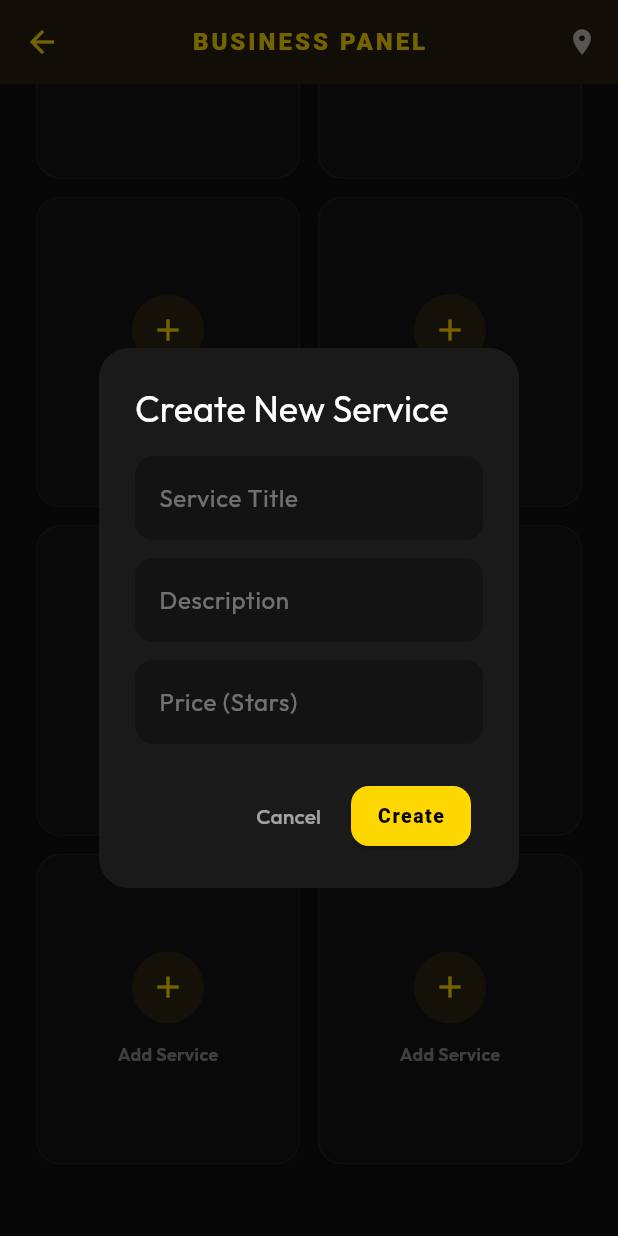
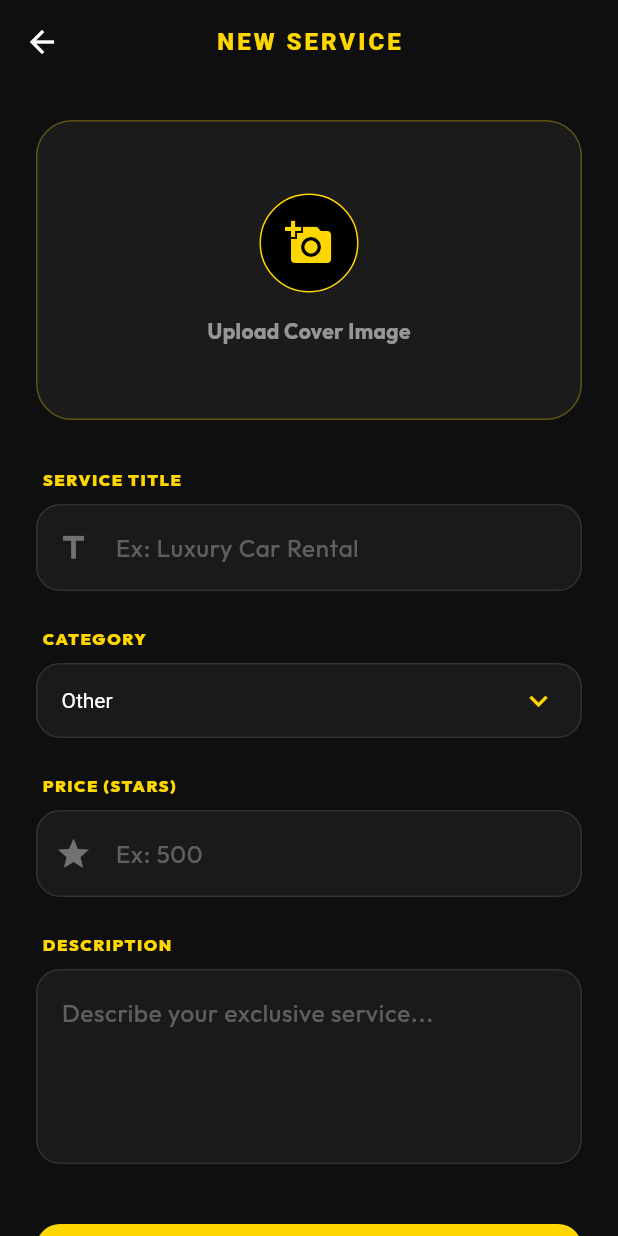
Before and after one commit to Sher1978/sarafun-app, a Flutter app: the MasterDashboardScreen screen opened by its route, scrolled down 1046 dp, after a tap on "Add Service", on a phone screen of 412 x 824 dp. Run offline on Flutter 3.47's test engine with Material 3 defaults, Android fonts, the phone set to English and light mode, and no system bars; our stand-ins replace cloud_firestore, cloud_functions, equatable, firebase_auth, firebase_core, firebase_storage and 11 more; missing offline and left inert: mobile_scanner, telegram_web_app; accounts and stored records are empty; statements that could not run were skipped.

Commit message:
feat(ui): Sprint 10 - Visual Refinements, Scanner Fix & Add Service Screen

```diff
--- a/lib/router.dart
+++ b/lib/router.dart
@@ -25,6 +25,7 @@ import 'package:sara_fun/core/providers.dart';
 import 'package:sara_fun/screens/common/chat_list_screen.dart';
 import 'package:sara_fun/screens/common/chat_screen.dart';
 import 'package:sara_fun/screens/business/leads_screen.dart';
+import 'package:sara_fun/screens/business/add_service_screen.dart';
 
 // Dummy user for MVP demo
 const dummyClient = AppUser(
@@ -182,6 +183,10 @@ final routerProvider = Provider<GoRouter>((ref) {
             // Wait, WalletScreen is for client?
             // Better to make a placeholder or reuse HistoryScreen if possible.
           ),
+          GoRoute(
+            path: 'add-service',
+            builder: (context, state) => const AddServiceScreen(),
+          ),
         ],
       ),
       GoRoute(
--- /dev/null
+++ b/lib/screens/business/add_service_screen.dart
@@ -0,0 +1,229 @@
+import 'package:flutter/material.dart';
+import 'package:flutter_riverpod/flutter_riverpod.dart';
+import 'package:gap/gap.dart';
+import 'package:go_router/go_router.dart';
+import 'package:sara_fun/core/theme/app_theme.dart';
+import 'package:sara_fun/core/providers.dart';
+import 'package:sara_fun/models/service_card_model.dart';
+
+class AddServiceScreen extends ConsumerStatefulWidget {
+  const AddServiceScreen({super.key});
+
+  @override
+  ConsumerState<AddServiceScreen> createState() => _AddServiceScreenState();
+}
+
+class _AddServiceScreenState extends ConsumerState<AddServiceScreen> {
+  final _formKey = GlobalKey<FormState>();
+  final _titleController = TextEditingController();
+  final _descController = TextEditingController();
+  final _priceController = TextEditingController();
+  String _selectedCategory = 'Other';
+
+  // Future expansion: Image Picker
+  // File? _selectedImage;
+
+  bool _isLoading = false;
+
+  final List<String> _categories = ['Cars', 'Health', 'Beauty', 'Events', 'Other'];
+
+  @override
+  void dispose() {
+    _titleController.dispose();
+    _descController.dispose();
+    _priceController.dispose();
+    super.dispose();
+  }
+
+  Future<void> _submitService() async {
+    if (!_formKey.currentState!.validate()) return;
+
+    setState(() => _isLoading = true);
+
+    try {
+      final user = ref.read(currentUserProvider).value;
+      if (user == null) {
+        throw Exception("User not logged in");
+      }
+
+      final int? price = int.tryParse(_priceController.text);
+      if (price == null) throw Exception("Invalid price");
+
+      final newService = ServiceCard(
+        masterId: user.uid,
+        title: _titleController.text.trim(),
+        description: _descController.text.trim(),
+        priceStars: price,
+        category: _selectedCategory,
+        mediaUrls: [], // TODO: Add Image upload logic
+        isActive: true,
+      );
+
+      final firebaseService = ref.read(firebaseServiceProvider);
+      await firebaseService.createServiceCard(newService);
+
+      if (mounted) {
+        context.pop(); // Go back to dashboard
+        ScaffoldMessenger.of(context).showSnackBar(
+          const SnackBar(content: Text("Service Created Successfully!", style: TextStyle(color: Colors.black)), backgroundColor: AppTheme.primaryGold),
+        );
+      }
+    } catch (e) {
+      if (mounted) {
+         ScaffoldMessenger.of(context).showSnackBar(
+          SnackBar(content: Text("Error: $e"), backgroundColor: Colors.red),
+        );
+      }
+    } finally {
+      if (mounted) setState(() => _isLoading = false);
+    }
+  }
+
+  @override
+  Widget build(BuildContext context) {
+    return Scaffold(
+      backgroundColor: AppTheme.deepBlack,
+      appBar: AppBar(
+        title: const Text("NEW SERVICE", style: TextStyle(color: AppTheme.primaryGold, fontWeight: FontWeight.w900, letterSpacing: 2, fontSize: 16)),
+        backgroundColor: Colors.transparent,
+        elevation: 0,
+        leading: const BackButton(color: Colors.white),
+      ),
+      body: SingleChildScrollView(
+        padding: const EdgeInsets.all(24),
+        child: Form(
+          key: _formKey,
+          child: Column(
+            crossAxisAlignment: CrossAxisAlignment.start,
+            children: [
+              _buildImagePlaceholder(),
+              const Gap(32),
+
+              _buildLabel("SERVICE TITLE"),
+              _buildTextField(controller: _titleController, hint: "Ex: Luxury Car Rental", icon: Icons.title),
+
+              const Gap(24),
+              _buildLabel("CATEGORY"),
+              _buildCategoryDropdown(),
+
+              const Gap(24),
+              _buildLabel("PRICE (STARS)"),
+              _buildTextField(controller: _priceController, hint: "Ex: 500", icon: Icons.star, isNumber: true),
+
+              const Gap(24),
+              _buildLabel("DESCRIPTION"),
+              _buildTextField(controller: _descController, hint: "Describe your exclusive service...", maxLines: 4),
+
+              const Gap(40),
+              SizedBox(
+                width: double.infinity,
+                child: ElevatedButton(
+                  onPressed: _isLoading ? null : _submitService,
+                  style: ElevatedButton.styleFrom(
+                    backgroundColor: AppTheme.primaryGold,
+                    foregroundColor: Colors.black,
+                    padding: const EdgeInsets.symmetric(vertical: 16),
+                    shape: RoundedRectangleBorder(borderRadius: BorderRadius.circular(16)),
+                    disabledBackgroundColor: Colors.grey[800],
+                  ),
+                  child: _isLoading
+                    ? const SizedBox(width: 20, height: 20, child: CircularProgressIndicator(strokeWidth: 2, color: Colors.white))
+                    : const Text("PUBLISH SERVICE", style: TextStyle(fontSize: 16, fontWeight: FontWeight.w900, letterSpacing: 1)),
+                ),
+              ),
+            ],
+          ),
+        ),
+      ),
+    );
+  }
+
+  Widget _buildImagePlaceholder() {
+    return GestureDetector(
+      onTap: () {
+         ScaffoldMessenger.of(context).showSnackBar(const SnackBar(content: Text("Image Upload Coming Soon")));
+      },
+      child: Container(
+        height: 200,
+        width: double.infinity,
+        decoration: BoxDecoration(
+          color: Colors.white.withValues(alpha: 0.05),
+          borderRadius: BorderRadius.circular(24),
+          border: Border.all(color: AppTheme.primaryGold.withValues(alpha: 0.3), width: 1, style: BorderStyle.solid), // Dashed effect hard in basic container, consistent solid fine
+        ),
+        child: Column(
+          mainAxisAlignment: MainAxisAlignment.center,
+          children: [
+            Container(
+              padding: const EdgeInsets.all(16),
+              decoration: BoxDecoration(color: Colors.black, shape: BoxShape.circle, border: Border.all(color: AppTheme.primaryGold)),
+              child: const Icon(Icons.add_a_photo, color: AppTheme.primaryGold, size: 32),
+            ),
+            const Gap(16),
+            const Text("Upload Cover Image", style: TextStyle(color: Colors.white54, fontWeight: FontWeight.bold)),
+          ],
+        ),
+      ),
+    );
+  }
+
+  Widget _buildLabel(String text) {
+    return Padding(
+      padding: const EdgeInsets.only(bottom: 8, left: 4),
+      child: Text(text, style: const TextStyle(color: AppTheme.primaryGold, fontSize: 11, fontWeight: FontWeight.w900, letterSpacing: 1)),
+    );
+  }
+
+  Widget _buildTextField({required TextEditingController controller, required String hint, IconData? icon, bool isNumber = false, int maxLines = 1}) {
+    return Container(
+      decoration: BoxDecoration(
+        color: AppTheme.cardColor,
+        borderRadius: BorderRadius.circular(16),
+        border: Border.all(color: Colors.white.withValues(alpha: 0.1)),
+      ),
+      child: TextFormField(
+        controller: controller,
+        style: const TextStyle(color: Colors.white),
+        keyboardType: isNumber ? TextInputType.number : TextInputType.text,
+        maxLines: maxLines,
+        validator: (val) => val == null || val.isEmpty ? "Required" : null,
+        decoration: InputDecoration(
+          hintText: hint,
+          hintStyle: TextStyle(color: Colors.white.withValues(alpha: 0.3)),
+          prefixIcon: icon != null ? Icon(icon, color: Colors.white38) : null,
+          border: InputBorder.none,
+          contentPadding: const EdgeInsets.all(16),
+        ),
+      ),
+    );
+  }
+
+  Widget _buildCategoryDropdown() {
+    return Container(
+      padding: const EdgeInsets.symmetric(horizontal: 16),
+      decoration: BoxDecoration(
+        color: AppTheme.cardColor,
+        borderRadius: BorderRadius.circular(16),
+        border: Border.all(color: Colors.white.withValues(alpha: 0.1)),
+      ),
+      child: DropdownButtonHideUnderline(
+        child: DropdownButton<String>(
+          value: _selectedCategory,
+          dropdownColor: AppTheme.cardColor,
+          icon: const Icon(Icons.keyboard_arrow_down, color: AppTheme.primaryGold),
+          isExpanded: true,
+          style: const TextStyle(color: Colors.white),
+          items: _categories.map((c) {
+            return DropdownMenuItem(
+              value: c,
+              child: Text(c),
+            );
+          }).toList(),
+          onChanged: (val) {
+            if (val != null) setState(() => _selectedCategory = val);
+          },
+        ),
+      ),
+    );
+  }
+}
--- a/lib/screens/business/master_dashboard_screen.dart
+++ b/lib/screens/business/master_dashboard_screen.dart
@@ -69,7 +69,7 @@ class MasterDashboardScreen extends ConsumerWidget {
                   context,
                   icon: Icons.add_circle_outline,
                   label: "NEW SERVICE",
-                  onPressed: () => _showAddServiceDialog(context, ref),
+                  onPressed: () => context.push('/business/add-service'),
                 ),
                 _buildCompactToolButton(
                   context,
@@ -214,7 +214,7 @@ class MasterDashboardScreen extends ConsumerWidget {
 
   Widget _buildEmptyServiceTile(BuildContext context, WidgetRef ref) {
     return GestureDetector(
-      onTap: () => _showAddServiceDialog(context, ref),
+      onTap: () => context.push('/business/add-service'),
       child: Container(
         decoration: BoxDecoration(
           color: Colors.white.withValues(alpha: 0.02),
```
Also changed, not shown: lib/screens/client/map_explorer_screen.dart (+57 -18 lines), 2 other files.
